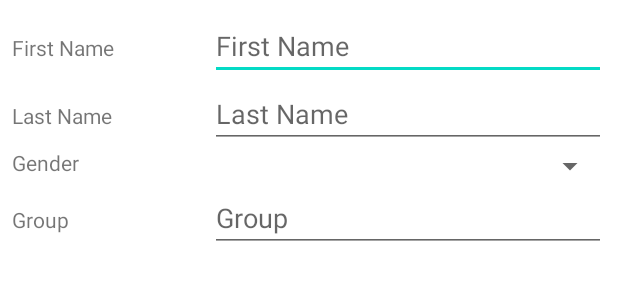
After one commit to KomaretskyMV/ClubOlympusKt, an Android app: the layout activity_add_member.xml on its own in the app's theme, with its tools: preview values and no code run, on a phone screen of 412 x 824 dp. The commit adds this screen. Shown: the top 300 px of the screen. Run offline under Robolectric (Android 15) with nearby library versions, the phone set to English and light mode, and no system bars.

```diff
--- a/app/src/main/AndroidManifest.xml
+++ b/app/src/main/AndroidManifest.xml
@@ -16,6 +16,11 @@
                 <category android:name="android.intent.category.LAUNCHER" />
             </intent-filter>
         </activity>
+        <activity android:name=".AddMemberActivity"></activity>
+        <provider
+            android:authorities="com.example.android.clubolympuskt"
+            android:name=".data.OlympusContentProvider"
+            android:exported="false"/>
     </application>
 
 </manifest>
--- /dev/null
+++ b/app/src/main/res/layout/activity_add_member.xml
@@ -0,0 +1,94 @@
+<?xml version="1.0" encoding="utf-8"?>
+<LinearLayout xmlns:android="http://schemas.android.com/apk/res/android"
+    xmlns:app="http://schemas.android.com/apk/res-auto"
+    xmlns:tools="http://schemas.android.com/tools"
+    android:layout_width="match_parent"
+    android:layout_height="match_parent"
+    android:padding="8dp"
+    android:orientation="vertical"
+    tools:context=".AddMemberActivity">
+
+    <LinearLayout
+        android:layout_width="match_parent"
+        android:layout_height="wrap_content"
+        android:orientation="horizontal"
+        android:weightSum="3">
+
+        <TextView
+            android:layout_width="0dp"
+            android:layout_height="wrap_content"
+            android:layout_weight="1"
+            android:text="First Name"/>
+
+        <EditText
+            android:id="@+id/fistNameEditText"
+            android:layout_width="0dp"
+            android:layout_height="wrap_content"
+            android:layout_weight="2"
+            android:hint="First Name"/>
+
+    </LinearLayout>
+
+    <LinearLayout
+        android:layout_width="match_parent"
+        android:layout_height="wrap_content"
+        android:orientation="horizontal"
+        android:weightSum="3">
+
+        <TextView
+            android:layout_width="0dp"
+            android:layout_height="wrap_content"
+            android:layout_weight="1"
+            android:text="Last Name"/>
+
+        <EditText
+            android:id="@+id/lastNameEditText"
+            android:layout_width="0dp"
+            android:layout_height="wrap_content"
+            android:layout_weight="2"
+            android:hint="Last Name"/>
+
+    </LinearLayout>
+
+    <LinearLayout
+        android:layout_width="match_parent"
+        android:layout_height="wrap_content"
+        android:orientation="horizontal"
+        android:weightSum="3">
+
+        <TextView
+            android:layout_width="0dp"
+            android:layout_height="wrap_content"
+            android:layout_weight="1"
+            android:text="Gender"/>
+
+        <Spinner
+            android:id="@+id/genderSpinner"
+            android:layout_width="0dp"
+            android:layout_height="wrap_content"
+            android:layout_weight="2"/>
+
+    </LinearLayout>
+
+    <LinearLayout
+        android:layout_width="match_parent"
+        android:layout_height="wrap_content"
+        android:orientation="horizontal"
+        android:weightSum="3">
+
+        <TextView
+            android:layout_width="0dp"
+            android:layout_height="wrap_content"
+            android:layout_weight="1"
+            android:text="Group"/>
+
+        <EditText
+            android:id="@+id/groupEditText"
+            android:layout_width="0dp"
+            android:layout_height="wrap_content"
+            android:layout_weight="2"
+            android:hint="Group"/>
+
+    </LinearLayout>
+
+</LinearLayout>
```
Also changed, not shown: app/src/main/java/com/example/android/clubolympuskt/AddMemberActivity.kt (added, +67 -0 lines), app/src/main/java/com/example/android/clubolympuskt/MainActivity.kt (+10 -0 lines), app/src/main/java/com/example/android/clubolympuskt/data/ClubOlympusContract.kt (added, +26 -0 lines), app/src/main/java/com/example/android/clubolympuskt/data/OlympusContentProvider.kt (added, +82 -0 lines), app/src/main/java/com/example/android/clubolympuskt/data/OlympusDbOpenHelper.kt (added, +26 -0 lines), app/src/main/res/layout/activity_main.xml (+10 -1 lines), app/src/main/res/menu/edit_member_menu.xml (added, +17 -0 lines), app/src/main/res/values/arrays.xml (added, +8 -0 lines).
